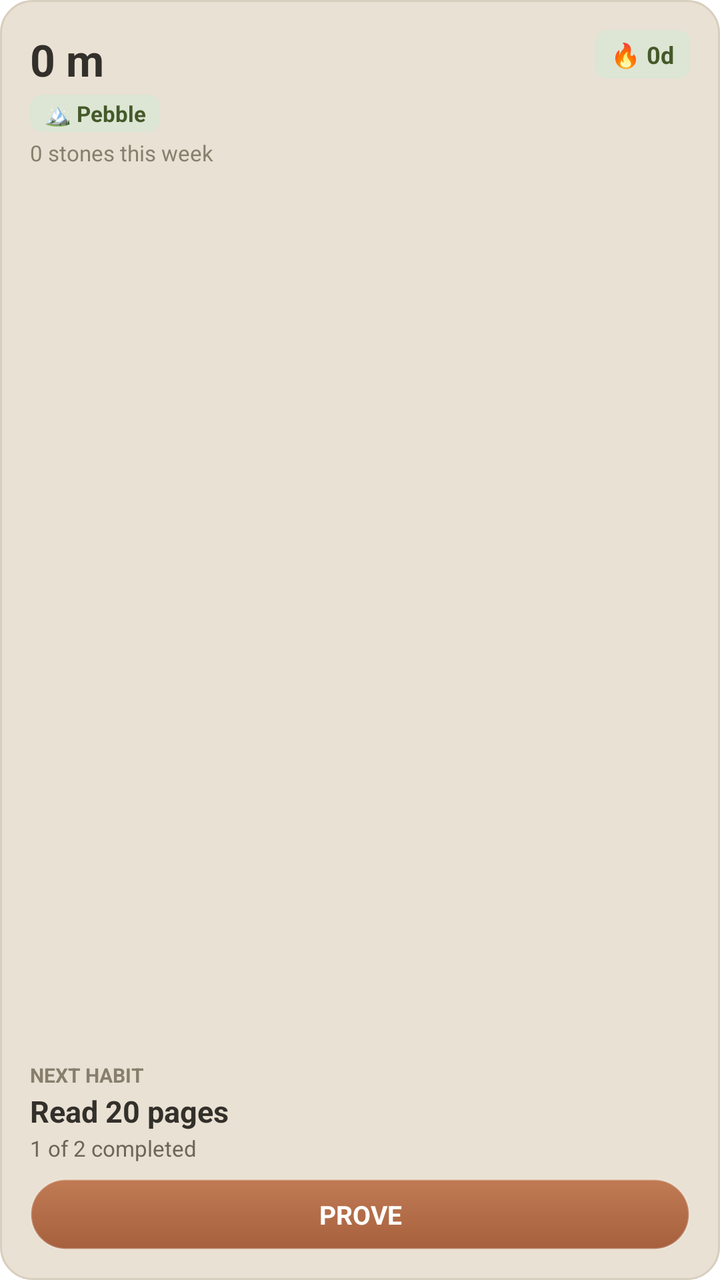
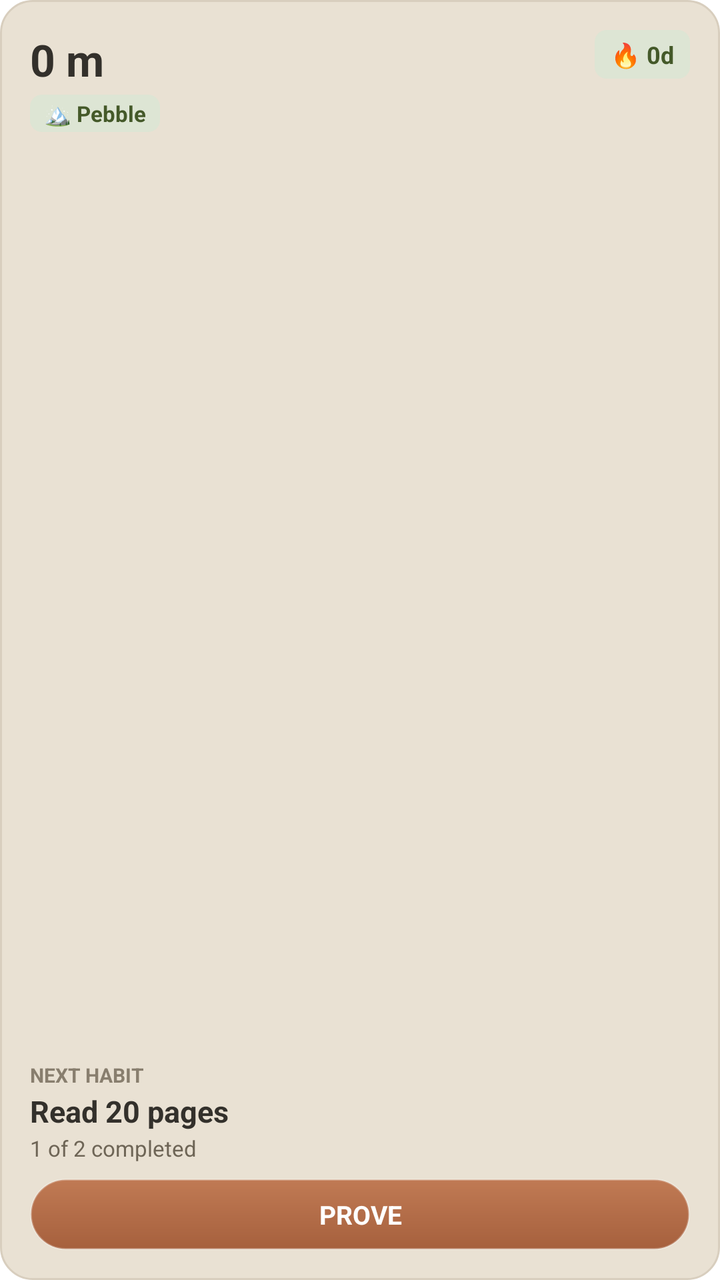

The first picture is an Android layout as it rendered before a commit; the second is the same layout after the commit. The layout source and the unified diff follow.
<!-- AndroidManifest.xml: fallback theme Theme.MaterialComponents.DayNight.NoActionBar -->
<!-- res/layout/cairn_glance_widget.xml -->
<?xml version="1.0" encoding="utf-8"?>
<LinearLayout xmlns:android="http://schemas.android.com/apk/res/android"
    android:id="@+id/widget_glance_root"
    android:layout_width="match_parent"
    android:layout_height="match_parent"
    android:background="@drawable/widget_card_background"
    android:orientation="vertical"
    android:padding="15dp">

    
    <LinearLayout
        android:layout_width="match_parent"
        android:layout_height="wrap_content"
        android:gravity="top"
        android:orientation="horizontal">

        <LinearLayout
            android:layout_width="0dp"
            android:layout_height="wrap_content"
            android:layout_weight="1"
            android:orientation="vertical">

            <TextView
                android:id="@+id/widget_glance_altitude"
                android:layout_width="wrap_content"
                android:layout_height="wrap_content"
                android:ellipsize="end"
                android:maxLines="1"
                android:text="0 m"
                android:textColor="#33302B"
                android:textSize="22sp"
                android:textStyle="bold" />

            <TextView
                android:id="@+id/widget_glance_rank"
                android:layout_width="wrap_content"
                android:layout_height="wrap_content"
                android:layout_marginTop="3dp"
                android:background="@drawable/widget_chip_sage"
                android:paddingStart="7dp"
                android:paddingEnd="7dp"
                android:paddingTop="2dp"
                android:paddingBottom="2dp"
                android:text="🏔️ Pebble"
                android:textColor="#445929"
                android:textSize="11sp"
                android:textStyle="bold" />

            
            <TextView
                android:id="@+id/widget_glance_week_stones"
                android:layout_width="wrap_content"
                android:layout_height="wrap_content"
                android:layout_marginTop="3dp"
                android:text="0 stones this week"
                android:textColor="#887E6E"
                android:textSize="11sp" />
        </LinearLayout>

        <TextView
            android:id="@+id/widget_glance_streak"
            android:layout_width="wrap_content"
            android:layout_height="wrap_content"
            android:background="@drawable/widget_chip_sage"
            android:paddingStart="8dp"
            android:paddingEnd="8dp"
            android:paddingTop="4dp"
            android:paddingBottom="4dp"
            android:text="🔥 0d"
            android:textColor="#445929"
            android:textSize="12sp"
            android:textStyle="bold" />
    </LinearLayout>

    <FrameLayout
        android:layout_width="match_parent"
        android:layout_height="0dp"
        android:layout_weight="1" />

    
    <LinearLayout
        android:id="@+id/widget_glance_habit_content"
        android:layout_width="match_parent"
        android:layout_height="wrap_content"
        android:orientation="vertical">

        <TextView
            android:id="@+id/widget_glance_today_label"
            android:layout_width="wrap_content"
            android:layout_height="wrap_content"
            android:text="NEXT HABIT"
            android:textColor="#887E6E"
            android:textSize="10sp"
            android:textStyle="bold" />

        <TextView
            android:id="@+id/widget_glance_next_preview"
            android:layout_width="match_parent"
            android:layout_height="wrap_content"
            android:layout_marginTop="1dp"
            android:ellipsize="end"
            android:maxLines="1"
            android:text="Read 20 pages"
            android:textColor="#33302B"
            android:textSize="15sp"
            android:textStyle="bold" />

        <TextView
            android:id="@+id/widget_glance_today_progress"
            android:layout_width="wrap_content"
            android:layout_height="wrap_content"
            android:layout_marginTop="1dp"
            android:text="1 of 2 completed"
            android:textColor="#6E6556"
            android:textSize="11sp" />

        
        <TextView
            android:id="@+id/widget_glance_btn_prove"
            android:layout_width="match_parent"
            android:layout_height="wrap_content"
            android:layout_marginTop="8dp"
            android:background="@drawable/widget_button_terracotta"
            android:gravity="center"
            android:paddingTop="9dp"
            android:paddingBottom="9dp"
            android:text="PROVE"
            android:textColor="#FFFFFF"
            android:textSize="13sp"
            android:textStyle="bold" />
    </LinearLayout>

    
    <LinearLayout
        android:id="@+id/widget_glance_all_done_content"
        android:layout_width="match_parent"
        android:layout_height="wrap_content"
        android:orientation="vertical"
        android:visibility="gone">

        <TextView
            android:layout_width="wrap_content"
            android:layout_height="wrap_content"
            android:text="TODAY COMPLETE"
            android:textColor="#887E6E"
            android:textSize="10sp"
            android:textStyle="bold" />

        <TextView
            android:layout_width="wrap_content"
            android:layout_height="wrap_content"
            android:layout_marginTop="1dp"
            android:text="All stones placed! ✓"
            android:textColor="#33302B"
            android:textSize="15sp"
            android:textStyle="bold" />

        <TextView
            android:id="@+id/widget_glance_all_done_sub"
            android:layout_width="wrap_content"
            android:layout_height="wrap_content"
            android:layout_marginTop="1dp"
            android:text="All habits proven today"
            android:textColor="#6E6556"
            android:textSize="11sp" />
    </LinearLayout>

    
    <LinearLayout
        android:id="@+id/widget_glance_empty_content"
        android:layout_width="match_parent"
        android:layout_height="wrap_content"
        android:orientation="vertical"
        android:visibility="gone">

        <TextView
            android:layout_width="wrap_content"
            android:layout_height="wrap_content"
            android:text="START CLIMBING"
            android:textColor="#887E6E"
            android:textSize="10sp"
            android:textStyle="bold" />

        <TextView
            android:layout_width="wrap_content"
            android:layout_height="wrap_content"
            android:layout_marginTop="1dp"
            android:text="No habits today"
            android:textColor="#33302B"
            android:textSize="15sp"
            android:textStyle="bold" />

        <TextView
            android:layout_width="wrap_content"
            android:layout_height="wrap_content"
            android:layout_marginTop="1dp"
            android:text="Tap below to add your first habit"
            android:textColor="#6E6556"
            android:textSize="11sp" />

        <TextView
            android:id="@+id/widget_glance_btn_add"
            android:layout_width="match_parent"
            android:layout_height="wrap_content"
            android:layout_marginTop="8dp"
            android:background="@drawable/widget_button_sage"
            android:gravity="center"
            android:paddingTop="9dp"
            android:paddingBottom="9dp"
            android:text="+ NEW HABIT"
            android:textColor="#FFFFFF"
            android:textSize="13sp"
            android:textStyle="bold" />
    </LinearLayout>
</LinearLayout>
<!-- resources referenced by this layout -->
<resources>
  <!-- drawable widget_button_sage (drawable) -->
  <?xml version="1.0" encoding="utf-8"?>
  <shape xmlns:android="http://schemas.android.com/apk/res/android"
      android:shape="rectangle">
      <gradient
          android:type="linear"
          android:angle="270"
          android:startColor="#8FA36C"
          android:endColor="#6E844E" />
      <corners android:radius="24dp"/>
      <stroke
          android:width="1dp"
          android:color="#40FFFFFF"/>
  </shape>
  <!-- drawable widget_button_terracotta (drawable) -->
  <?xml version="1.0" encoding="utf-8"?>
  <shape xmlns:android="http://schemas.android.com/apk/res/android"
      android:shape="rectangle">
      <gradient
          android:type="linear"
          android:angle="270"
          android:startColor="#C07A54"
          android:endColor="#A6603D" />
      <corners android:radius="24dp"/>
      <stroke
          android:width="1dp"
          android:color="#40FFFFFF"/>
  </shape>
  <!-- drawable widget_card_background (drawable) -->
  <?xml version="1.0" encoding="utf-8"?>
  <shape xmlns:android="http://schemas.android.com/apk/res/android"
      android:shape="rectangle">
      <solid android:color="#E9E1D3"/>
      <stroke
          android:width="1dp"
          android:color="#D8CEBE"/>
      <corners android:radius="16dp"/>
  </shape>
  <!-- drawable widget_chip_sage (drawable) -->
  <?xml version="1.0" encoding="utf-8"?>
  <shape xmlns:android="http://schemas.android.com/apk/res/android"
      android:shape="rectangle">
      <solid android:color="#DDE5D4"/>
      <corners android:radius="6dp"/>
  </shape>
</resources>

<!-- the commit's change to res/layout/cairn_glance_widget.xml (unified diff, before → after) -->
@@ -45,16 +45,6 @@
                 android:textColor="#445929"
                 android:textSize="11sp"
                 android:textStyle="bold" />
-
-            
-            <TextView
-                android:id="@+id/widget_glance_week_stones"
-                android:layout_width="wrap_content"
-                android:layout_height="wrap_content"
-                android:layout_marginTop="3dp"
-                android:text="0 stones this week"
-                android:textColor="#887E6E"
-                android:textSize="11sp" />
         </LinearLayout>
 
         <TextView
